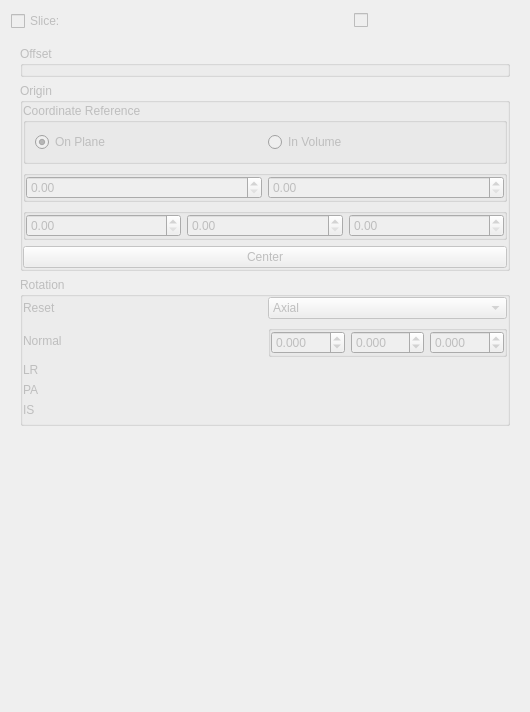
Qt form Modules/Loadable/Reformat/Resources/UI/qSlicerReformatModule.ui (gezidan/Slicer) before a commit.
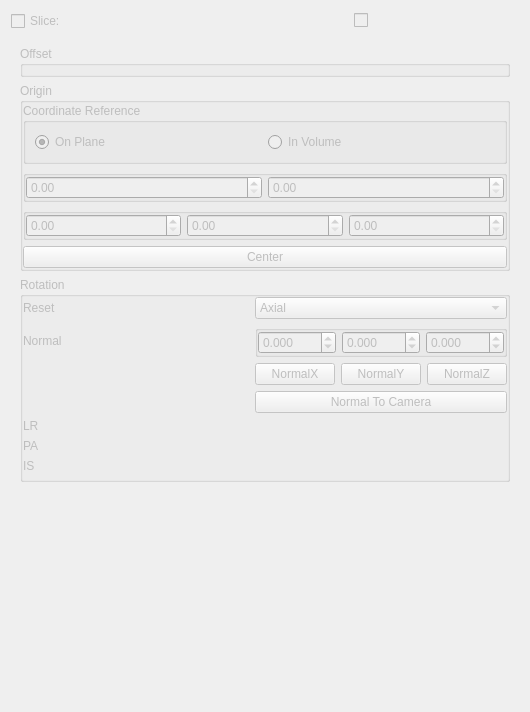
The same form after that commit. Custom widgets are drawn as their Qt base class.

Commit message:
ENH: Add controllers to the Reformat Module - GUI for Reformat widget
Add controls to set the slice normal to a given axe
Add control to set the slice normal to the camera
Complete and change documentation.

Patch:
```diff
--- a/Modules/Loadable/Reformat/Resources/UI/qSlicerReformatModule.ui
+++ b/Modules/Loadable/Reformat/Resources/UI/qSlicerReformatModule.ui
@@ -248,14 +248,14 @@
          <property name="margin">
           <number>0</number>
          </property>
-         <item row="2" column="0">
+         <item row="4" column="0">
           <widget class="QLabel" name="LRLabel">
            <property name="text">
             <string>LR</string>
            </property>
           </widget>
          </item>
-         <item row="2" column="1">
+         <item row="4" column="1">
           <widget class="qMRMLLinearTransformSlider" name="LRSlider" native="true">
            <property name="sizePolicy">
             <sizepolicy hsizetype="Preferred" vsizetype="Fixed">
@@ -274,14 +274,14 @@
            </property>
           </widget>
          </item>
-         <item row="3" column="0">
+         <item row="5" column="0">
           <widget class="QLabel" name="PALabel">
            <property name="text">
             <string>PA</string>
            </property>
           </widget>
          </item>
-         <item row="3" column="1">
+         <item row="5" column="1">
           <widget class="qMRMLLinearTransformSlider" name="PASlider" native="true">
            <property name="sizePolicy">
             <sizepolicy hsizetype="Preferred" vsizetype="Fixed">
@@ -300,14 +300,14 @@
            </property>
           </widget>
          </item>
-         <item row="4" column="0">
+         <item row="6" column="0">
           <widget class="QLabel" name="ISLabel">
            <property name="text">
             <string>IS</string>
            </property>
           </widget>
          </item>
-         <item row="4" column="1">
+         <item row="6" column="1">
           <widget class="qMRMLLinearTransformSlider" name="ISSlider" native="true">
            <property name="sizePolicy">
             <sizepolicy hsizetype="Preferred" vsizetype="Fixed">
@@ -323,7 +323,7 @@
            </property>
           </widget>
          </item>
-         <item row="5" column="0" colspan="2">
+         <item row="7" column="0" colspan="2">
           <widget class="QWidget" name="MinMaxWidget" native="true">
            <property name="sizePolicy">
             <sizepolicy hsizetype="Preferred" vsizetype="Maximum">
@@ -341,7 +341,7 @@
            </layout>
           </widget>
          </item>
-         <item row="6" column="0" colspan="2">
+         <item row="8" column="0" colspan="2">
           <spacer name="verticalSpacer_2">
            <property name="orientation">
             <enum>Qt::Vertical</enum>
@@ -458,6 +458,47 @@
            </property>
           </widget>
          </item>
+         <item row="2" column="1">
+          <layout class="QHBoxLayout" name="horizontalLayout_2">
+           <property name="topMargin">
+            <number>0</number>
+           </property>
+           <item>
+            <widget class="QPushButton" name="NormalXPushButton">
+             <property name="text">
+              <string>NormalX</string>
+             </property>
+            </widget>
+           </item>
+           <item>
+            <widget class="QPushButton" name="NormalYPushButton">
+             <property name="text">
+              <string>NormalY</string>
+             </property>
+            </widget>
+           </item>
+           <item>
+            <widget class="QPushButton" name="NormalZPushButton">
+             <property name="text">
+              <string>NormalZ</string>
+             </property>
+            </widget>
+           </item>
+          </layout>
+         </item>
+         <item row="3" column="1">
+          <widget class="QPushButton" name="NormalToCameraPushButton">
+           <property name="sizePolicy">
+            <sizepolicy hsizetype="Minimum" vsizetype="Fixed">
+             <horstretch>0</horstretch>
+             <verstretch>0</verstretch>
+            </sizepolicy>
+           </property>
+           <property name="text">
+            <string>Normal To Camera</string>
+           </property>
+          </widget>
+         </item>
         </layout>
        </widget>
       </item>
```
The commit also changes 3 other files.
